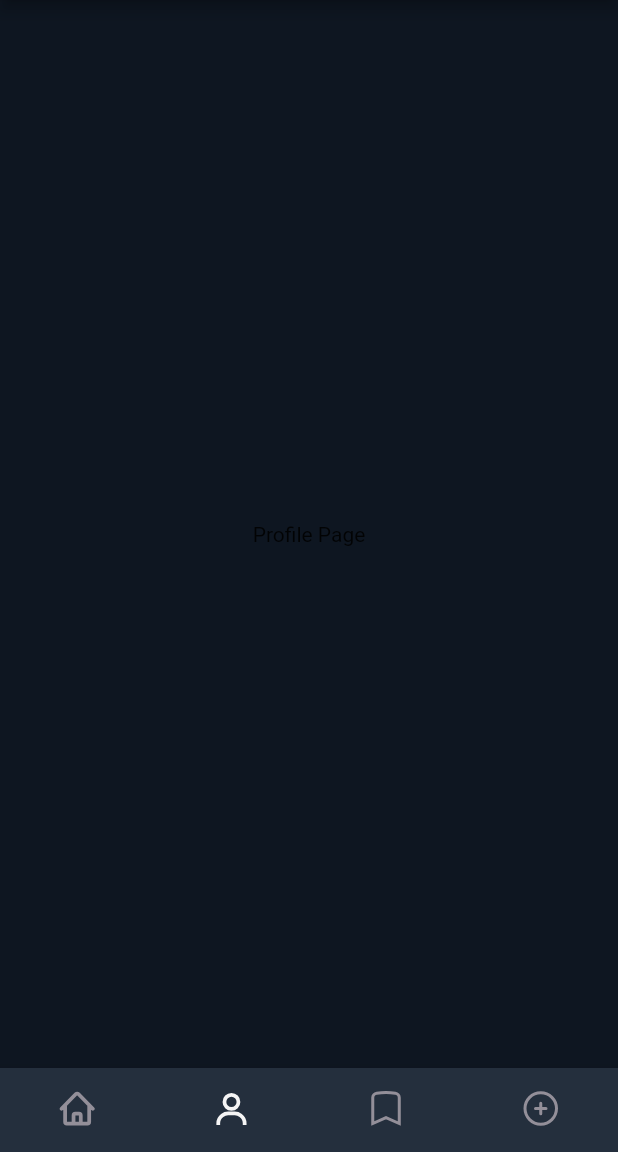
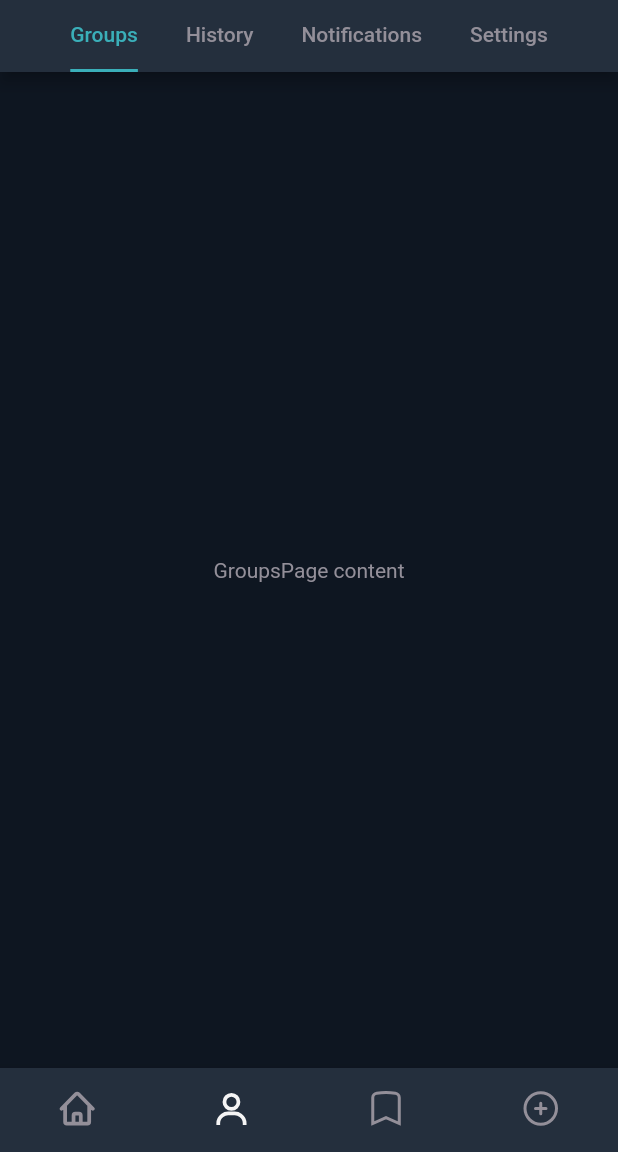
Before and after one commit to InnoStudyHub/front-end, a Flutter app: the screen it shows after launch, item 2 of the bottom bar chosen, on a phone screen of 412 x 824 dp, the part 84-1236 px from its top. Run offline on Flutter 3.47's test engine with Material 2 defaults, Android fonts, the phone set to English and light mode, and no system bars; our stand-ins replace flutter_svg, get.

Commit message:
manually merged profile_page

```diff
--- /dev/null
+++ b/lib/session/profile/groups/groups_page.dart
@@ -0,0 +1,19 @@
+import 'package:flutter/material.dart';
+
+import '../../../util/color_codes.dart';
+
+class GroupsPage extends StatelessWidget {
+  const GroupsPage({Key? key}) : super(key: key);
+
+  @override
+  Widget build(BuildContext context) {
+    return const Scaffold(
+      body: Center(
+        child: Text(
+          'GroupsPage content',
+          style: TextStyle(color: unselectedTabColor),
+        ),
+      ),
+    );
+  }
+}
--- a/lib/session/profile/profile_controller.dart
+++ b/lib/session/profile/profile_controller.dart
@@ -1,3 +1,13 @@
+import 'package:flutter/material.dart';
 import 'package:get/get.dart';
 
-class ProfileController extends GetxController {}
+class ProfileController extends GetxController
+    with GetSingleTickerProviderStateMixin {
+  late TabController tabController;
+
+  @override
+  void onInit() {
+    tabController = TabController(vsync: this, length: 4);
+    super.onInit();
+  }
+}
--- a/lib/session/profile/profile_page.dart
+++ b/lib/session/profile/profile_page.dart
@@ -1,5 +1,10 @@
 import 'package:flutter/material.dart';
 import 'package:get/get.dart';
+import 'package:study_hub/session/profile/settings/setting_page.dart';
+import '/util/color_codes.dart';
+import 'groups/groups_page.dart';
+import 'history/history_page.dart';
+import 'notifications/notifications_page.dart';
 import 'profile_controller.dart';
 
 class ProfilePage extends GetView<ProfileController> {
@@ -7,9 +12,34 @@ class ProfilePage extends GetView<ProfileController> {
 
   @override
   Widget build(BuildContext context) {
-    return const Scaffold(
-      body: Center(
-        child: Text("Profile Page"),
+    final controller = Get.put(ProfileController());
+
+    return Scaffold(
+      appBar: AppBar(
+        title: const Text("Profile"),
+        bottom: TabBar(
+          controller: controller.tabController,
+          labelColor: selectedTabColor,
+          unselectedLabelColor: unselectedTabColor,
+          indicatorColor: selectedTabColor,
+          indicatorSize: TabBarIndicatorSize.label,
+          isScrollable: true,
+          tabs: const [
+            Tab(text: 'Groups'),
+            Tab(text: 'History'),
+            Tab(text: 'Notifications'),
+            Tab(text: 'Settings'),
+          ],
+        ),
+      ),
+      body: TabBarView(
+        controller: controller.tabController,
+        children: const <Widget>[
+          GroupsPage(),
+          HistoryPage(),
+          NotificationsPage(),
+          SettingsPage(),
+        ],
       ),
     );
   }
--- a/lib/session/session.dart
+++ b/lib/session/session.dart
@@ -15,10 +15,10 @@ class Session extends StatelessWidget {
   Widget build(BuildContext context) {
     return GetBuilder<SessionController>(builder: (controller) {
       return Scaffold(
-        appBar: AppBar(
-          backgroundColor: const Color.fromARGB(255, 36, 47, 61),
-          title: Text(controller.tabTitle),
-        ),
+        // appBar: AppBar(
+        //   backgroundColor: const Color.fromARGB(255, 36, 47, 61),
+        //   title: Text(controller.tabTitle),
+        // ),
         body: SafeArea(
           child: IndexedStack(
             index: controller.tabIndex,
```
Also changed, not shown: lib/session/create/create_page.dart (+10 -3 lines), lib/session/favourites/favourites_page.dart (+12 -3 lines), lib/session/home/home_page.dart (+11 -6 lines), lib/session/profile/history/history_page.dart (added, +19 -0 lines), lib/session/profile/notifications/notifications_page.dart (added, +19 -0 lines), lib/session/profile/settings/setting_page.dart (added, +18 -0 lines).
